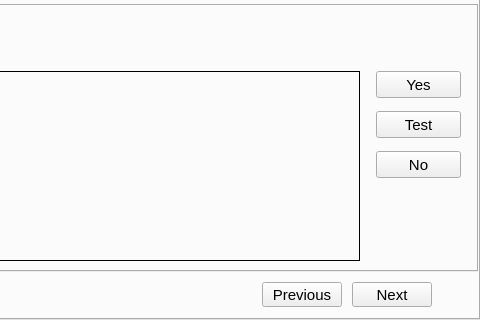
Qt form qt/frontend/qtfront.ui (checkbox/checkbox) before a commit; both pictures show x 160 to 640 and y 160 to 480 of the 640 by 480 pixel window.
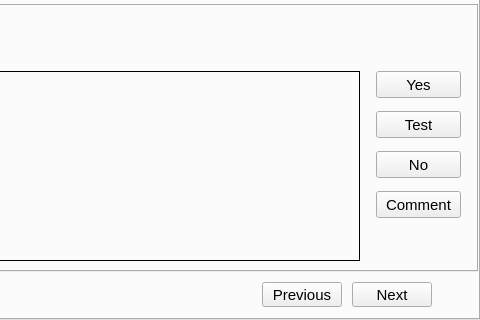
The same form after that commit. The open tabs and pages were chosen to show the change. Icons and pictures are not drawn.

Commit message: add support for comments on each test

```diff
--- a/qt/frontend/qtfront.ui
+++ b/qt/frontend/qtfront.ui
@@ -869,6 +869,22 @@
                             <string>No</string>
                            </property>
                           </widget>
+                          <widget class="QToolButton" name="commentTestButton">
+                           <property name="geometry">
+                            <rect>
+                             <x>10</x>
+                             <y>120</y>
+                             <width>85</width>
+                             <height>27</height>
+                            </rect>
+                           </property>
+                           <property name="text">
+                            <string>Comment</string>
+                           </property>
+                           <property name="popupMode">
+                            <enum>QToolButton::InstantPopup</enum>
+                           </property>
+                          </widget>
                          </widget>
                         </item>
                        </layout>
```
Left out of the diff: 4 changed lines with no effect on the pictures. The commit also changes 3 other files.
